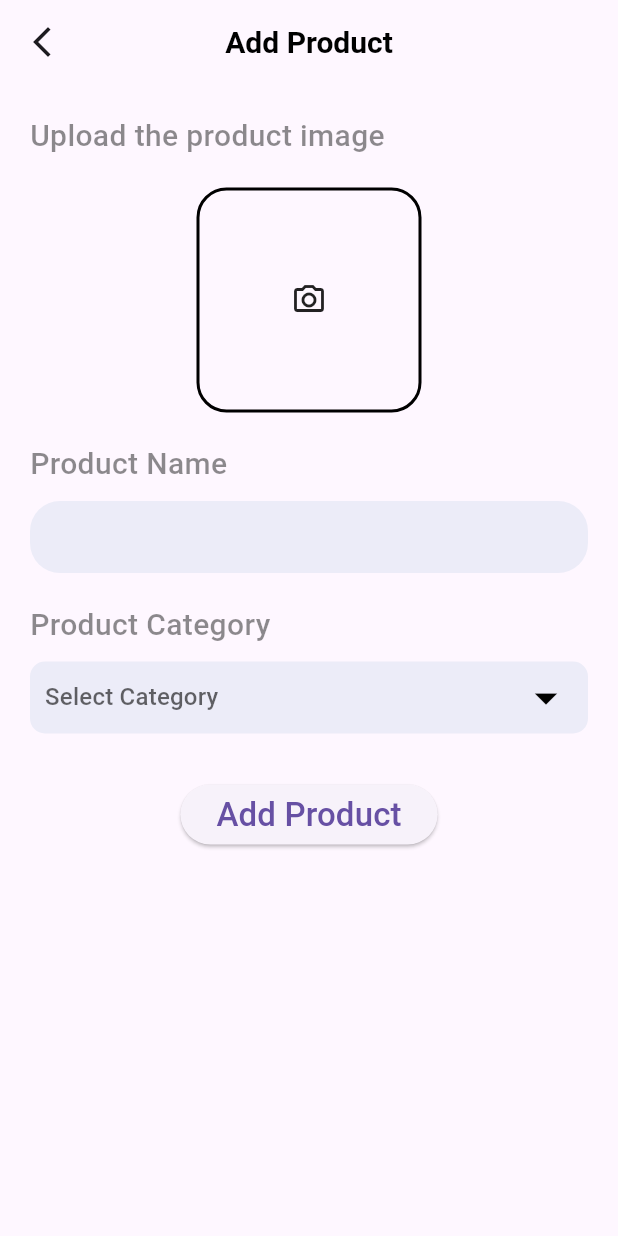
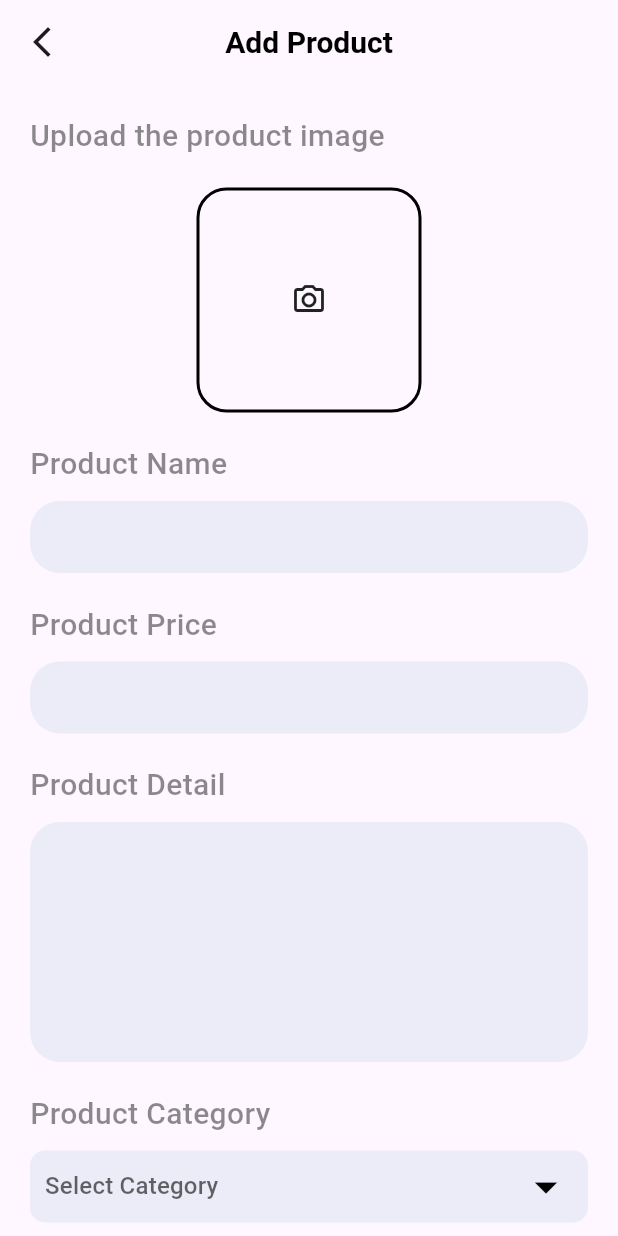
Before and after one commit to Sarinaryal/fullstack_shopping_app_flutter, a Flutter app: the AddProduct screen opened directly, on a phone screen of 412 x 824 dp. Run offline on Flutter 3.47's test engine with Material 3 defaults, Android fonts, the light colour scheme and no system bars; our stand-ins replace cloud_firestore, curved_navigation_bar, firebase_auth, firebase_core, image_picker, random_string and 1 more; missing offline and left inert: cloudinary_flutter, cloudinary_url_gen; accounts and stored records are empty.

Commit message:
Finalize the design of add product page

```diff
--- a/lib/Admin/add_product.dart
+++ b/lib/Admin/add_product.dart
@@ -21,6 +21,8 @@ class _AddProductState extends State<AddProduct> {
   File? _selectedImage;
   String? _uploadedImageUrl;
   TextEditingController namecontroller = new TextEditingController();
+  TextEditingController pricecontroller = new TextEditingController();
+  TextEditingController detailcontroller = new TextEditingController();
 
   //list of dropdown icons
   final List<String> categoryitems = ['Watch', 'Laptop', 'TV', 'Headphones'];
@@ -50,6 +52,8 @@ class _AddProductState extends State<AddProduct> {
       Map<String, dynamic> addProduct = {
         "Name": namecontroller.text,
         "Image": _uploadedImageUrl,
+        "Price": pricecontroller.text,
+        "Detail": detailcontroller.text,
       };
 
       await DatabaseMethods().addProduct(addProduct, value!).then((value) {
@@ -66,51 +70,7 @@ class _AddProductState extends State<AddProduct> {
         );
       });
     }
-
   }
-
-
-
-
-  // Future getImage() async {
-  //   var image = await _picker.pickImage(source: ImageSource.gallery);
-  //   _selectedImage = File(image!.path);
-  //   setState(() {});
-  // }
-
-  // uploadItem() {
-  //   if (selectedImage != null && namecontroller.text != "") {
-  //     String addId = randomAlphaNumeric(10);
-  //     Reference firebaseStorageRef = FirebaseStorage.instance
-  //         .ref()
-  //         .child('blogImage')
-  //         .child(addId);
-
-  //     final UploadTask task = firebaseStorageRef.putFile(selectedImage!);
-
-  //     var downloadurl = await(await task.ref.getDownloadURL());
-
-  //     //get all data
-  //     Map<String, dynamic> addProduct = {
-  //       "Name" : namecontroller.text,
-  //       "Image" : downloadurl,
-  //     };
-  //     await DatabaseMethods().addProduct(addProduct, value!).then((value){
-  //       // if we wanr to remove this image
-  //       selectedImage = null;
-  //       namecontroller.text = '';
-  //       ScaffoldMessenger.of(context).showSnackBar(
-  //           SnackBar(
-  //             backgroundColor: Colors.redAccent,
-  //             content: Text(
-  //               'Password Provided is too weak',
-  //               style: TextStyle(fontSize: 20),
-  //             ),
-  //           ),
-  //         );
-  //     });
-  //   }
-  // }
 
   @override
   Widget build(BuildContext context) {
@@ -125,8 +85,9 @@ class _AddProductState extends State<AddProduct> {
         title: Text('Add Product', style: AppWidget.mediumTextStyle()),
         centerTitle: true,
       ),
-      body: Container(
-        margin: EdgeInsets.only(left: 20, top: 20, right: 20),
+      body: SingleChildScrollView(
+        child: Container(
+          margin: EdgeInsets.only(left: 20, top: 20, right: 20, bottom: 100),
           child: Column(
             crossAxisAlignment: CrossAxisAlignment.start,
             children: [
@@ -193,6 +154,43 @@ class _AddProductState extends State<AddProduct> {
               ),
               SizedBox(height: 20),
 
+              //Product Price TextField
+              Text('Product Price', style: AppWidget.lightTextFieldStyle()),
+              SizedBox(height: 10),
+
+              Container(
+                padding: EdgeInsets.symmetric(horizontal: 20),
+                width: MediaQuery.of(context).size.width,
+                decoration: BoxDecoration(
+                  color: Color(0xFFececf8),
+                  borderRadius: BorderRadius.circular(20),
+                ),
+                child: TextField(
+                  controller: pricecontroller,
+                  decoration: InputDecoration(border: InputBorder.none),
+                ),
+              ),
+              SizedBox(height: 20),
+
+              //Product Detail TextField
+              Text('Product Detail', style: AppWidget.lightTextFieldStyle()),
+              SizedBox(height: 10),
+
+              Container(
+                padding: EdgeInsets.symmetric(horizontal: 20),
+                width: MediaQuery.of(context).size.width,
+                decoration: BoxDecoration(
+                  color: Color(0xFFececf8),
+                  borderRadius: BorderRadius.circular(20),
+                ),
+                child: TextField(
+                  maxLines: 6,
+                  controller: detailcontroller,
+                  decoration: InputDecoration(border: InputBorder.none),
+                ),
+              ),
+              SizedBox(height: 20),
+
               //Product-category Dropdown
               Text('Product Category', style: AppWidget.lightTextFieldStyle()),
               SizedBox(height: 10),
@@ -244,6 +242,7 @@ class _AddProductState extends State<AddProduct> {
             ],
           ),
         ),
+      ),
     );
   }
 }
--- a/lib/main.dart
+++ b/lib/main.dart
@@ -24,8 +24,6 @@ Future<void> main() async {
   );
 
   runApp(const MyApp());
-
-
 }
 
 class MyApp extends StatelessWidget {
@@ -50,12 +48,12 @@ class MyApp extends StatelessWidget {
 
       //home: Onboarding(),
       //home: Home(),
-      //home: BottomNav(),
+      home: BottomNav(),
       //home: ProductDetail(),
       //home: Login(),
       //home: Signup(),
       //home: AdminLogin(),
-      home: AddProduct(),
+      //home: AddProduct(),
       //home: UploadPage(),
     );
   }
```
Lines whose indentation alone changed are shown as unchanged.
